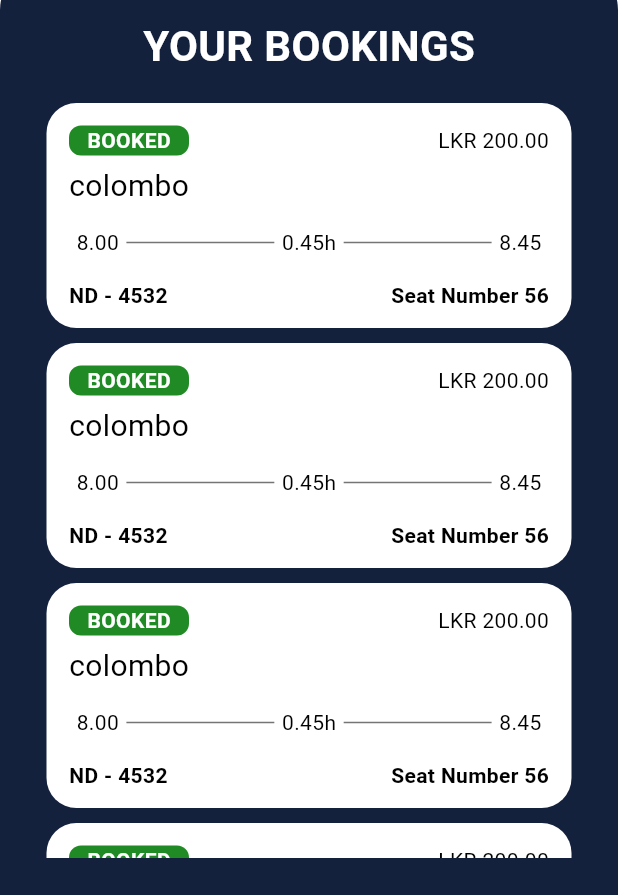
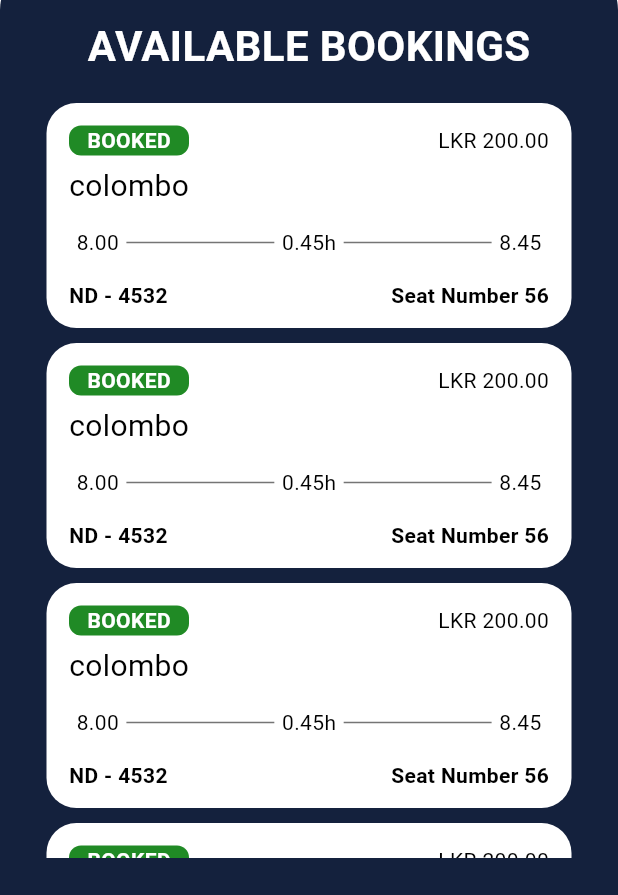
Before and after one commit to malith-kavi/triptix, a Flutter app: the YourBookingScreen screen opened directly, on a phone screen of 412 x 824 dp, the part 341-1236 px from its top. Run offline on Flutter 3.47's test engine with Material 3 defaults, Android fonts, the phone set to English and light mode, and no system bars.

Commit message:
Update your_booking_screen.dart

```diff
--- a/lib/screens/your_booking_screen.dart
+++ b/lib/screens/your_booking_screen.dart
@@ -50,7 +50,7 @@ class YourBookingScreen extends StatelessWidget {
                           mainAxisAlignment: MainAxisAlignment.center,
                           children: [
                             Text(
-                              'YOUR BOOKINGS',
+                              'AVAILABLE BOOKINGS',
                               style: HeaderText3,
                             ),
                           ],
```
